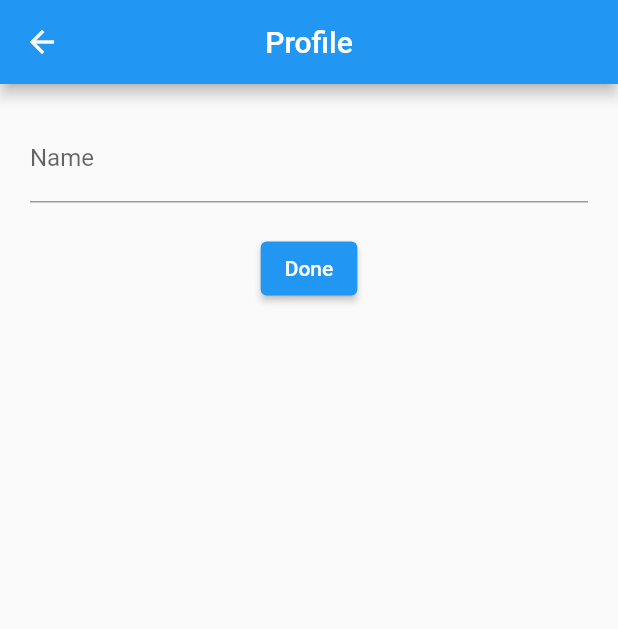
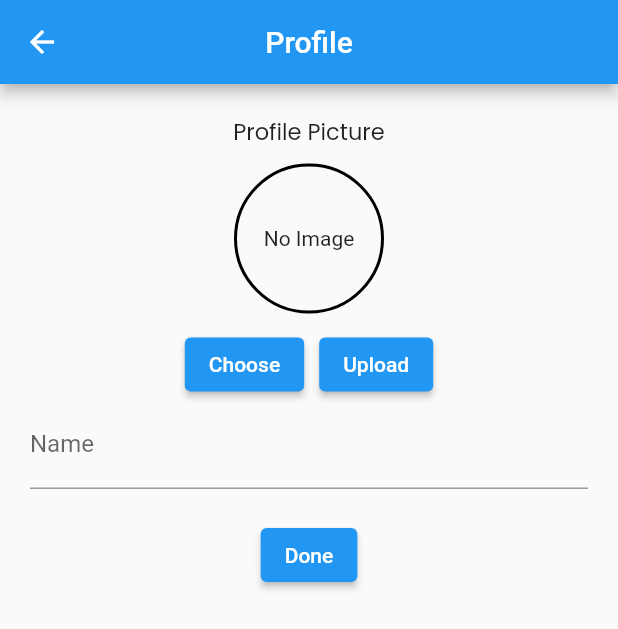
Before and after one commit to GigantiX/roles_app, a Flutter app: the SetprofileView screen opened by its route, on a phone screen of 412 x 824 dp. Shown: the top 629 px of the screen. Run offline on Flutter 3.47's test engine with Material 2 defaults, Android fonts, the phone set to English and light mode, and no system bars; our stand-ins replace cloud_firestore, draggable_home, firebase_auth, firebase_core, get, google_fonts and 3 more; missing offline and left inert: material_dialogs; accounts and stored records are empty; network calls fail.

Commit message:
Set profile 90%

```diff
--- a/lib/app/modules/setprofile/controllers/setprofile_controller.dart
+++ b/lib/app/modules/setprofile/controllers/setprofile_controller.dart
@@ -5,14 +5,34 @@ import 'package:firebase_auth/firebase_auth.dart';
 import 'package:flutter/material.dart';
 import 'package:flutter/widgets.dart';
 import 'package:get/get.dart';
+import 'package:image_picker/image_picker.dart';
 
 class SetprofileController extends GetxController {
   late TextEditingController nameC;
   String? uid = FirebaseAuth.instance.currentUser!.uid;
   FirebaseFirestore firestore = FirebaseFirestore.instance;
+  String? imagePath;
+  late ImagePicker imagePicker;
+  XFile? image = null;
+
+  void selectImage() async{
+    try{
+      final dataImage = await imagePicker.pickImage(source: ImageSource.gallery);
+      if(dataImage != null){
+        image = dataImage;
+      }
+      update();
+      print(dataImage!.name);
+    } catch(e){
+      print(e);
+      image = null;
+      update();
+    }
+  }
 
   Future<void> setName(String name) async {
-    DocumentReference<Map<String, dynamic>> users = firestore.collection('users').doc(uid.toString());
+    DocumentReference<Map<String, dynamic>> users =
+    firestore.collection('users').doc(uid.toString());
     try{
       await users.set({
         "name": name
@@ -32,9 +52,11 @@ class SetprofileController extends GetxController {
       );
     }
   }
+
   @override
   void onInit() {
     nameC = TextEditingController();
+    imagePicker = ImagePicker();
     super.onInit();
   }
 
--- a/lib/app/modules/setprofile/views/setprofile_view.dart
+++ b/lib/app/modules/setprofile/views/setprofile_view.dart
@@ -1,6 +1,9 @@
+import 'dart:io';
+
 import 'package:flutter/material.dart';
 
 import 'package:get/get.dart';
+import 'package:google_fonts/google_fonts.dart';
 
 import '../controllers/setprofile_controller.dart';
 
@@ -18,6 +21,59 @@ class SetprofileView extends GetView<SetprofileController> {
           padding: EdgeInsets.all(20),
           child: Column(
             children: [
+              Text(
+                'Profile Picture',
+                style: GoogleFonts.poppins(
+                  fontSize: 15,
+                ),
+              ),
+              SizedBox(
+                height: 10,
+              ),
+              GetBuilder<SetprofileController>(
+                  builder: (c) =>c.image != null
+                      ? Container(
+                    height: 100,
+                    width: 100,
+                    decoration: BoxDecoration(
+                      borderRadius: BorderRadius.circular(100),
+                      image: DecorationImage(
+                        image: FileImage(
+                          File(c.image!.path),
+                        ),
+                        fit: BoxFit.cover
+                      ),
+                    ),
+                  )
+                      : Container(
+                    height: 100,
+                    width: 100,
+                    decoration: BoxDecoration(
+                        border: Border.all(width: 2),
+                        borderRadius: BorderRadius.circular(100)
+                    ),
+                        child: Center(child: Text('No Image')),
+                  ),
+              ),
+              SizedBox(
+                height: 10,
+              ),
+              Row(
+                mainAxisAlignment: MainAxisAlignment.center,
+                children: [
+                  ElevatedButton(
+                      onPressed: () => controller.selectImage(),
+                      child: Text('Choose')
+                  ),
+                  SizedBox(
+                    width: 10,
+                  ),
+                  ElevatedButton(
+                      onPressed: (){},
+                      child: Text('Upload')
+                  ),
+                ],
+              ),
               TextField(
                 decoration: InputDecoration(
                   labelText: "Name"
```
Also changed, not shown: pubspec.yaml (+5 -3 lines), pubspec.lock.
